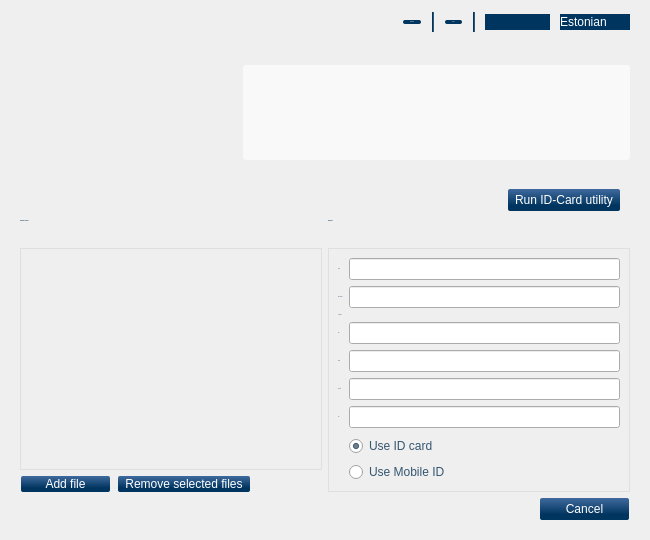
Above: qdigidocclient/trunk/src/ui/MainWindow.ui from tixsys/esteid before the change. Below: the same form after it.
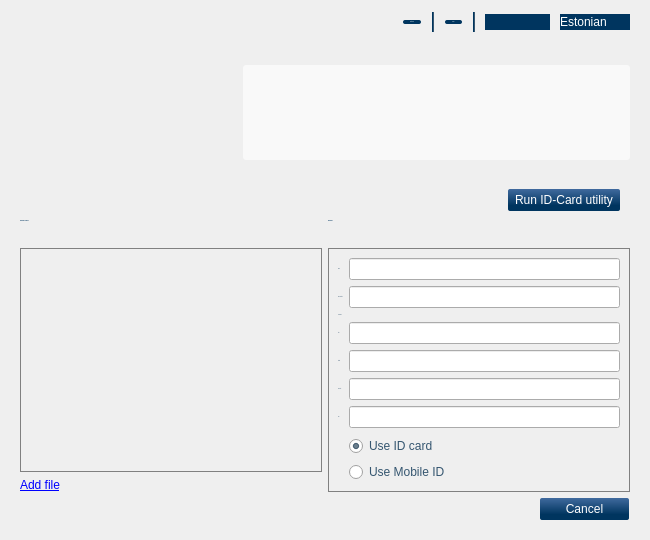
That is the form after the change. The open tabs and pages were chosen to show the change. Icons and pictures are not drawn. Custom widgets are drawn as their Qt base class.

What changed in the file:
```diff
--- a/qdigidocclient/trunk/src/ui/MainWindow.ui
+++ b/qdigidocclient/trunk/src/ui/MainWindow.ui
@@ -136,7 +136,7 @@
 #signContentView, #viewContentView
 {
 background-color: transparent;
-border: 1px solid #DFDFDF;
+border: 1px solid gray;
 color: #355670;
 }
 
@@ -150,7 +150,7 @@
 #signSignerRole, #viewSignaturesScroll
 {
 background-color: transparent;
-border: 1px solid #DFDFDF;
+border: 1px solid gray;
 }</string>
   </property>
   <layout class="QVBoxLayout" name="MainLayout">
@@ -817,27 +817,14 @@
           <item row="3" column="0">
            <layout class="QHBoxLayout" name="signContentButtonsLayout">
             <item>
-             <widget class="QPushButton" name="signAddFile">
+             <widget class="QLabel" name="signAddFile">
               <property name="text">
-               <string>Add file</string>
+               <string>&lt;a href=&quot;addFile&quot;&gt;Add file&lt;/a&gt;</string>
               </property>
              </widget>
             </item>
             <item>
-             <widget class="QPushButton" name="signRemoveFile">
-              <property name="sizePolicy">
-               <sizepolicy hsizetype="Minimum" vsizetype="Minimum">
-                <horstretch>0</horstretch>
-                <verstretch>0</verstretch>
-               </sizepolicy>
-              </property>
-              <property name="text">
-               <string>Remove selected files</string>
-              </property>
-             </widget>
-            </item>
-            <item>
-             <spacer name="signDocsSpacer">
+             <spacer name="signAddFileSpacer">
               <property name="orientation">
                <enum>Qt::Horizontal</enum>
               </property>
```
Left out of the diff: 6 changed lines with no effect on the pictures.
